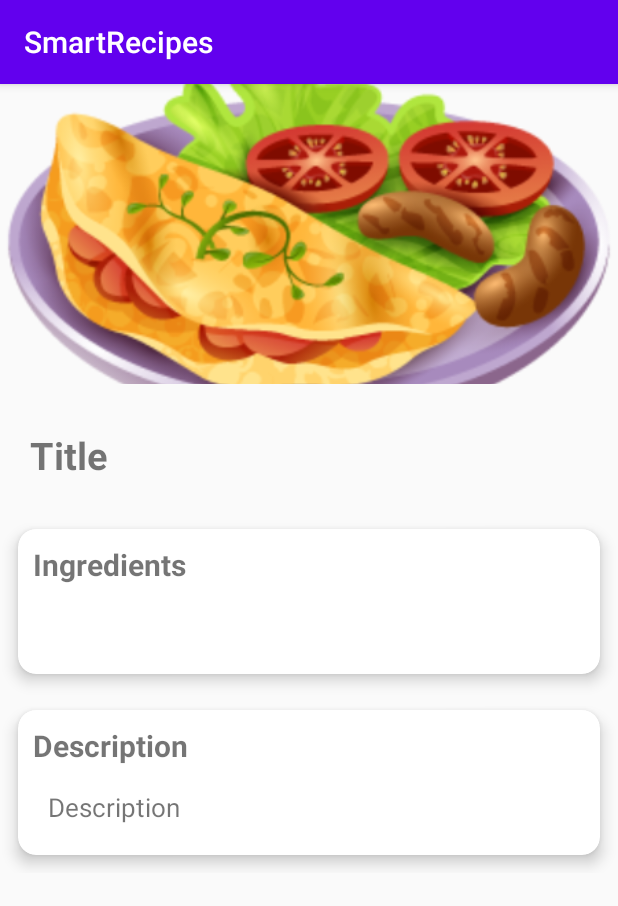
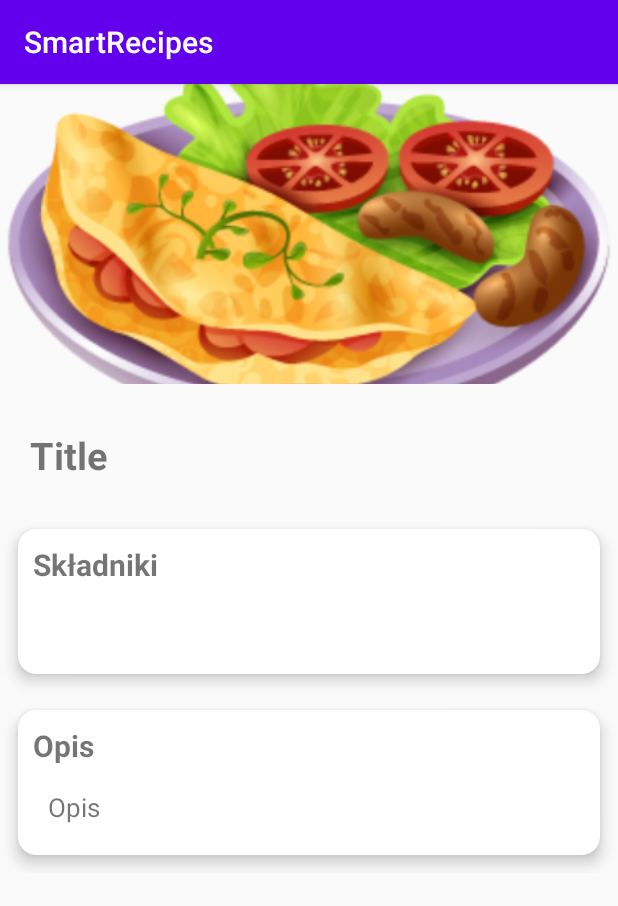
Before and after one commit to PP-SmartRecipes/SmartRecipes, an Android app: the Detail screen opened directly, with no data from a screen before it, on a phone screen of 412 x 824 dp. Shown: the top 906 px of the screen. Run offline under Robolectric (Android 15) with nearby library versions, the phone set to English and light mode, and no system bars; our stand-ins replace Picasso; 2 statements that could not run were skipped.

```diff
--- a/app/src/main/res/layout/activity_detail.xml
+++ b/app/src/main/res/layout/activity_detail.xml
@@ -53,7 +53,7 @@
                     <TextView
                         android:layout_width="match_parent"
                         android:layout_height="wrap_content"
-                        android:text="Ingredients"
+                        android:text="Składniki"
                         android:textStyle="bold"
                         android:textSize="20sp" />
 
@@ -63,7 +63,7 @@
                         android:layout_height="wrap_content"
                         android:layout_marginTop="5dp"
                         android:padding="10dp"
-                        android:text="Ingredients"
+                        android:text="Składniki"
                         android:textSize="17sp" />
                 </LinearLayout>
             </androidx.cardview.widget.CardView>
@@ -88,7 +88,7 @@
                     <TextView
                         android:layout_width="match_parent"
                         android:layout_height="wrap_content"
-                        android:text="Description"
+                        android:text="Opis"
                         android:textStyle="bold"
                         android:textSize="20sp" />
 
@@ -98,7 +98,7 @@
                         android:layout_height="wrap_content"
                         android:layout_marginTop="5dp"
                         android:padding="10dp"
-                        android:text="Description"
+                        android:text="Opis"
                         android:textSize="17sp" />
                 </LinearLayout>
             </androidx.cardview.widget.CardView>
```
Also changed, not shown: app/src/main/AndroidManifest.xml (+7 -4 lines), app/src/main/java/com/example/smartrecipes/recipes_list.java (added, +13 -0 lines), app/src/main/res/layout/activity_recipes_list.xml (added, +33 -0 lines).
